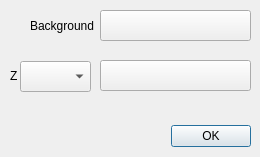
xitongsys/TRIM3D, file colordialog.ui: the form before one commit.
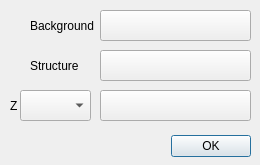
The form after the commit.

Commit message: color dialog 2

```diff
--- a/colordialog.ui
+++ b/colordialog.ui
@@ -7,7 +7,7 @@
     <x>0</x>
     <y>0</y>
     <width>260</width>
-    <height>157</height>
+    <height>165</height>
    </rect>
   </property>
   <property name="windowTitle">
@@ -17,7 +17,7 @@
    <property name="geometry">
     <rect>
      <x>160</x>
-     <y>120</y>
+     <y>130</y>
      <width>91</width>
      <height>32</height>
     </rect>
@@ -59,7 +59,7 @@
    <property name="geometry">
     <rect>
      <x>10</x>
-     <y>70</y>
+     <y>100</y>
      <width>54</width>
      <height>12</height>
     </rect>
@@ -72,7 +72,7 @@
    <property name="geometry">
     <rect>
      <x>20</x>
-     <y>61</y>
+     <y>90</y>
      <width>71</width>
      <height>31</height>
     </rect>
@@ -82,7 +82,33 @@
    <property name="geometry">
     <rect>
      <x>100</x>
+     <y>90</y>
+     <width>151</width>
+     <height>31</height>
+    </rect>
+   </property>
+   <property name="text">
+    <string/>
+   </property>
+  </widget>
+  <widget class="QLabel" name="label_3">
+   <property name="geometry">
+    <rect>
+     <x>30</x>
      <y>60</y>
+     <width>54</width>
+     <height>12</height>
+    </rect>
+   </property>
+   <property name="text">
+    <string>Structure</string>
+   </property>
+  </widget>
+  <widget class="QPushButton" name="structureBT">
+   <property name="geometry">
+    <rect>
+     <x>100</x>
+     <y>50</y>
      <width>151</width>
      <height>31</height>
     </rect>
```
The commit also changes 2 other files.
